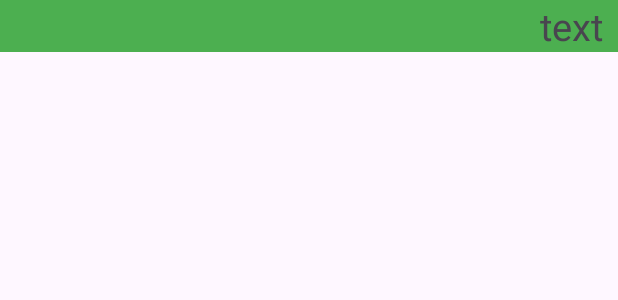
After one commit to Yrkaa/Messenger, an Android app: the layout fragment_message.xml on its own in the app's theme, with its tools: preview values and no code run, on a phone screen of 412 x 824 dp. The commit adds this screen. Shown: the top 300 px of the screen. Run offline under Robolectric (Android 15) with nearby library versions, the phone set to English and light mode, and no system bars.

Commit message:
Сделал фрагмент для сообщения

```diff
--- a/app/src/main/res/layout/activity_chat.xml
+++ b/app/src/main/res/layout/activity_chat.xml
@@ -26,8 +26,8 @@
         app:layout_constraintEnd_toEndOf="parent"
         app:layout_constraintHorizontal_bias="0.0"
         app:layout_constraintStart_toStartOf="parent"
-        app:layout_constraintTop_toTopOf="parent"
-        app:layout_constraintVertical_bias="0.552">
+        app:layout_constraintTop_toBottomOf="@+id/chat_header_container"
+        app:layout_constraintVertical_bias="0.1">
 
         <LinearLayout
             android:id="@+id/messages_list"
--- /dev/null
+++ b/app/src/main/res/layout/fragment_message.xml
@@ -0,0 +1,22 @@
+<?xml version="1.0" encoding="utf-8"?>
+<androidx.constraintlayout.widget.ConstraintLayout
+    xmlns:android="http://schemas.android.com/apk/res/android"
+    xmlns:app="http://schemas.android.com/apk/res-auto"
+    android:layout_height="wrap_content"
+    android:layout_width="match_parent">
+
+    <TextView
+        android:id="@+id/message_text_tv"
+        android:layout_width="match_parent"
+        android:layout_height="wrap_content"
+        android:textSize="25dp"
+        android:text="text"
+        android:gravity="right"
+        android:paddingHorizontal="10dp"
+        android:background="#4CAF50"
+        app:layout_constraintBottom_toBottomOf="parent"
+        app:layout_constraintEnd_toEndOf="parent"
+        app:layout_constraintStart_toStartOf="parent"
+        app:layout_constraintTop_toTopOf="parent" />
+
+</androidx.constraintlayout.widget.ConstraintLayout>
```
Also changed, not shown: app/src/main/java/com/example/messenger/ChatActivity.java (+7 -1 lines), app/src/main/java/com/example/messenger/MessageFragment.java (added, +89 -0 lines).
